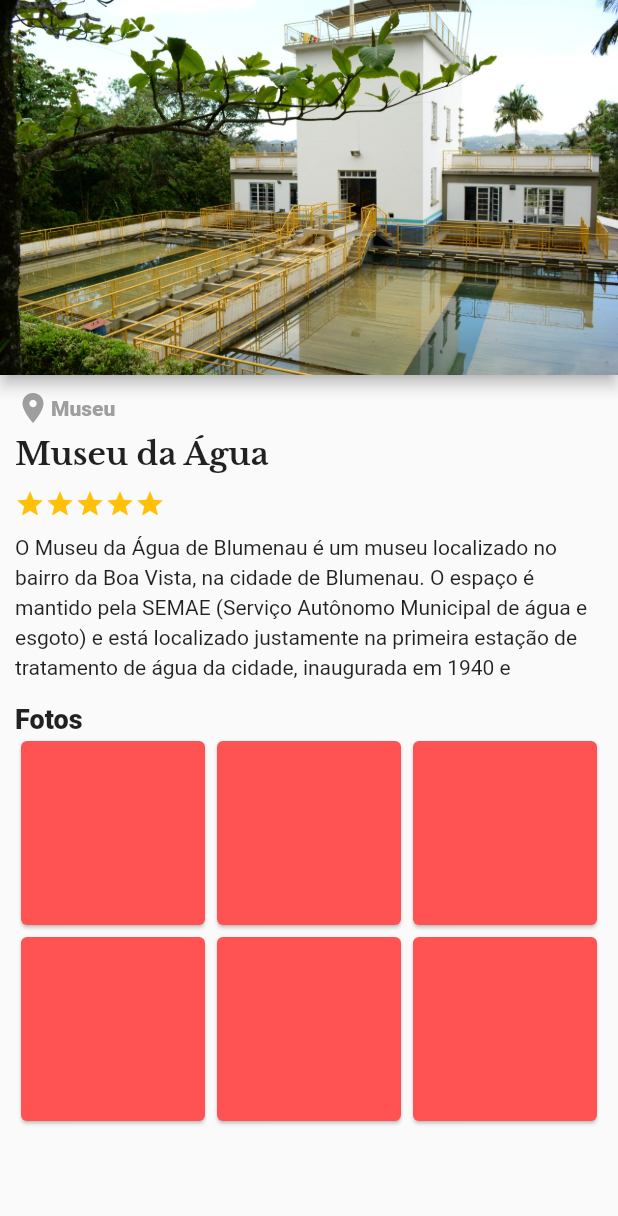
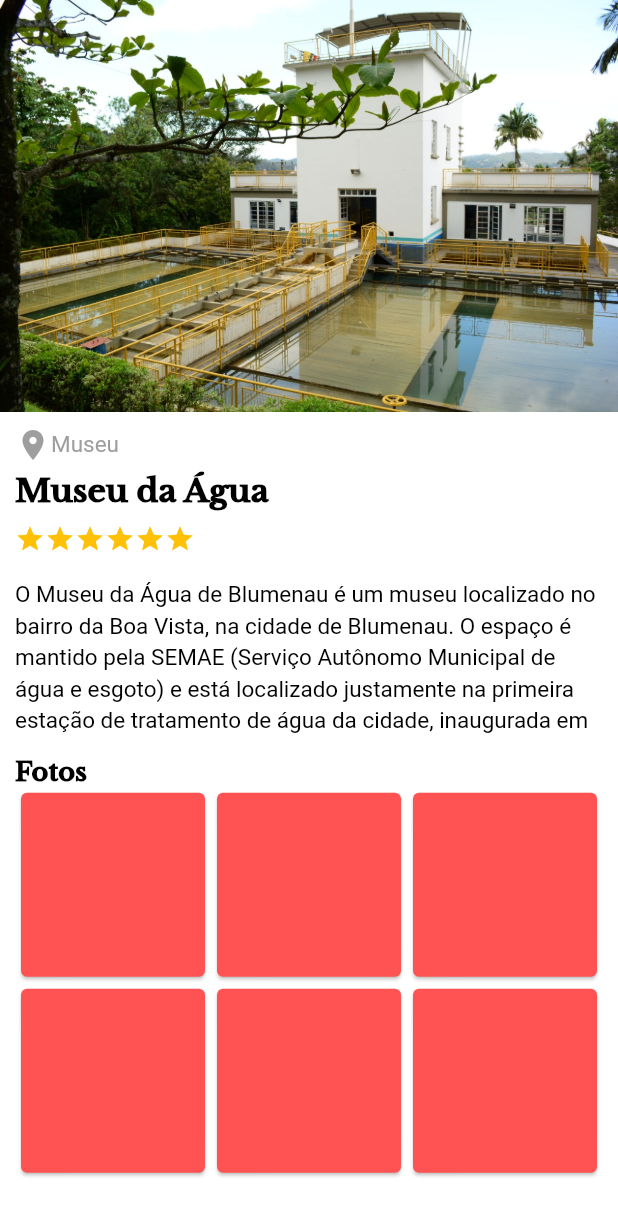
Before and after one commit to ykarimmendes/travel_app, a Flutter app: the screen it shows after launch, on a phone screen of 412 x 824 dp. Shown: the top 1216 px of the screen. Run offline on Flutter 3.47's test engine with Material 2 defaults, Android fonts, the phone set to English and light mode, and no system bars.

Commit message:
Criacao de custom text

```diff
--- a/lib/top_attractions/main_attraction.dart
+++ b/lib/top_attractions/main_attraction.dart
@@ -1,5 +1,6 @@
 import 'package:flutter/cupertino.dart';
 import 'package:flutter/material.dart';
+import 'package:travelapp/widgets/custom_text.dart';
 
 class MainAttractions extends StatefulWidget {
   @override
@@ -9,17 +10,16 @@ class MainAttractions extends StatefulWidget {
 class _MainAttractionsState extends State<MainAttractions> {
   @override
   Widget build(BuildContext context) {
-    return Scaffold(
-      appBar: PreferredSize(
-        preferredSize: Size.fromHeight(250),
-        child: AppBar(
-          flexibleSpace: Image.asset(
+    return Container(
+      color: Colors.white,
+      child: SingleChildScrollView(
+        child: Column(
+          children: <Widget>[
+            Image.asset(
               "assets/museu_da_agua.jpeg",
               fit: BoxFit.cover,
             ),
-        ),
-      ),
-      body: Padding(
+            Padding(
               padding: const EdgeInsets.only(top: 10, left: 10, right: 10),
               child: Column(
                 crossAxisAlignment: CrossAxisAlignment.start,
@@ -30,23 +30,20 @@ class _MainAttractionsState extends State<MainAttractions> {
                         Icons.location_on,
                         color: Colors.grey,
                       ),
-                Text(
-                  "Museu",
-                  style: TextStyle(
+                      CText(
+                        text: "Museu",
                         color: Colors.grey,
-                    fontWeight: FontWeight.w900,
-                  ),
+                        fontSize: 15,
                       ),
                     ],
                   ),
                   Padding(
-              padding: const EdgeInsets.only(top: 6),
-              child: Text(
-                "Museu da Água",
-                style: TextStyle(
+                    padding: const EdgeInsets.only(top: 10),
+                    child: CText(
+                      text: "Museu da Água",
                       fontSize: 21,
                       fontFamily: "LibreBaskerville",
-                    fontWeight: FontWeight.w800),
+                      fontWeight: FontWeight.w900,
                     ),
                   ),
                   Padding(
@@ -58,30 +55,36 @@ class _MainAttractionsState extends State<MainAttractions> {
                         Icon(Icons.star, color: Colors.amber, size: 20),
                         Icon(Icons.star, color: Colors.amber, size: 20),
                         Icon(Icons.star, color: Colors.amber, size: 20),
+                        Icon(Icons.star, color: Colors.amber, size: 20),
                       ],
                     ),
                   ),
                   Padding(
-              padding: const EdgeInsets.only(top: 8.0),
+                    padding: const EdgeInsets.only(top: 15.0),
                     child: Column(
                       children: <Widget>[
-                  Text(
-                    "O Museu da Água de Blumenau é um museu localizado no bairro da Boa Vista, na cidade de Blumenau. O espaço é mantido pela SEMAE (Serviço Autônomo Municipal de água e esgoto) e está localizado justamente na primeira estação de tratamento de água da cidade, inaugurada em 1940 e transformada em local de visitação em 1999.[1] No local, o visitante pode conhecer os processos de coleta e purificação da água, além de ter acesso a um acervo com peças, equipamentos e documentos que recontam um pouco da história do abastecimento de água na cidade.[2] No Réveillon, o local também é usado como ponto para a queima de fogos na cidade.[3]",
-                    style: TextStyle(height: 1.4),
+                        CText(
+                         text: "O Museu da Água de Blumenau é um museu localizado no bairro da Boa Vista, na cidade de Blumenau. O espaço é mantido pela SEMAE (Serviço Autônomo Municipal de água e esgoto) e está localizado justamente na primeira estação de tratamento de água da cidade, inaugurada em 1940 e transformada em local de visitação em 1999.[1] No local, o visitante pode conhecer os processos de coleta e purificação da água, além de ter acesso a um acervo com peças, equipamentos e documentos que recontam um pouco da história do abastecimento de água na cidade.[2] No Réveillon, o local também é usado como ponto para a queima de fogos na cidade.[3]",
+                          height: 1.4,
                           maxLines: 5,
-                  ),
+                        )
                       ],
                     ),
                   ),
                   Padding(
-              padding: const EdgeInsets.only(top: 15),
-              child: Text(
-                "Fotos",
-                style: TextStyle(fontWeight: FontWeight.w900, fontSize: 18),
+                    padding: const EdgeInsets.only(top:18),
+                    child: CText(
+                      text:"Fotos",
+                      fontWeight:
+                      FontWeight.w900,
+                      fontSize: 17,
+                      fontFamily: "LibreBaskerville",
                     ),
                   ),
-            Expanded(
+                  Container(
+                    height: 450,
                     child: GridView.builder(
+                      physics: NeverScrollableScrollPhysics(),
                       itemCount: 6,
                       gridDelegate: SliverGridDelegateWithFixedCrossAxisCount(
                           crossAxisCount: 3),
@@ -89,7 +92,11 @@ class _MainAttractionsState extends State<MainAttractions> {
                         return Card(
                           color: Colors.redAccent,
                         );
-                  }),
+                      },
+                    ),
+                  ),
+                ],
+              ),
             )
           ],
         ),
--- /dev/null
+++ b/lib/widgets/custom_text.dart
@@ -0,0 +1,30 @@
+import 'package:flutter/cupertino.dart';
+import 'package:flutter/material.dart';
+
+class CText extends StatelessWidget {
+
+  final String text;
+  final Color color;
+  final FontWeight fontWeight;
+  final double fontSize;
+  final String fontFamily;
+  final int maxLines;
+  final double height;
+
+  CText({@required this.text, this.color = Colors.black, this.fontWeight = FontWeight.normal, this.fontSize = 15.0, this.fontFamily = "", this.maxLines = 99, this.height = 1});
+
+  @override
+  Widget build(BuildContext context) {
+    return Text(
+      text,
+      maxLines: maxLines,
+      style: TextStyle(
+        decoration: TextDecoration.none,
+          color: color,
+          fontWeight: fontWeight,
+          fontSize: fontSize,
+          height: height,
+          fontFamily: fontFamily),
+    );
+  }
+}
```
Lines whose indentation alone changed are shown as unchanged.
